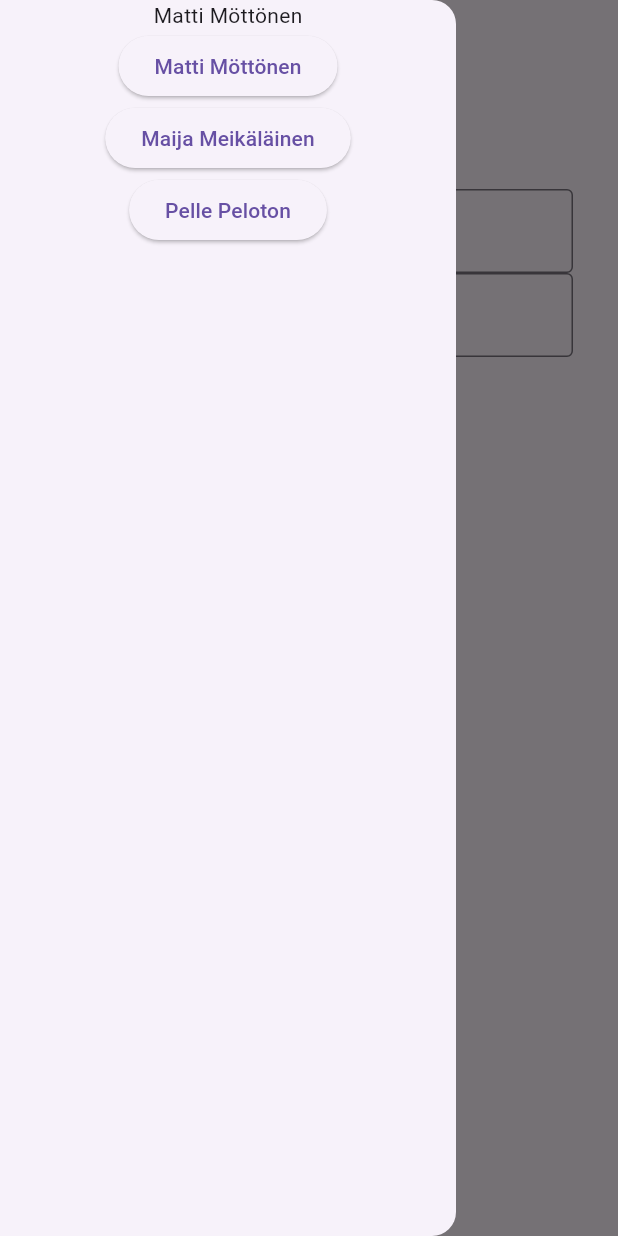
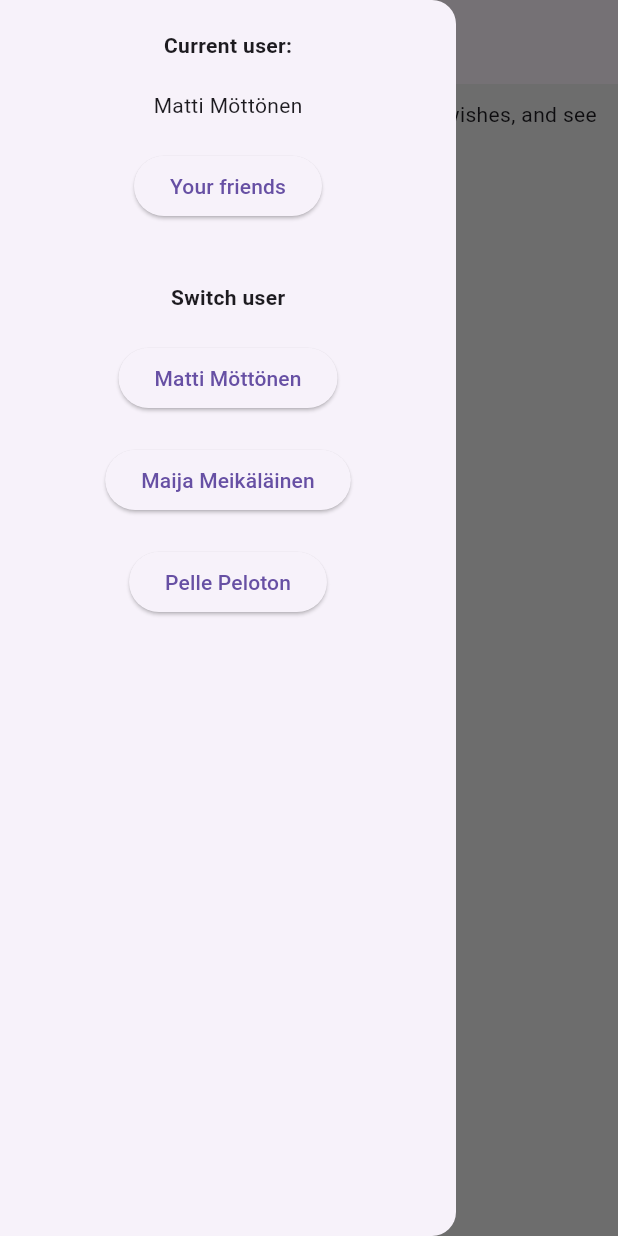
Before and after one commit to kialehtiranta/Flutter-project, a Flutter app: the screen it shows after launch, with the side drawer open, on a phone screen of 412 x 824 dp. Run offline on Flutter 3.47's test engine with Material 3 defaults, Android fonts, the phone set to English and light mode, and no system bars; drawn by our look-alikes of flutter_form_builder; our stand-ins replace form_builder_validators, get, hive_ce_flutter; accounts and stored records are empty.

Commit message:
Work on application, add firebase hosting

```diff
--- a/gift_app/lib/main.dart
+++ b/gift_app/lib/main.dart
@@ -1,16 +1,16 @@
 import 'package:flutter/material.dart';
 import 'package:gift_app/controllers/giftController.dart';
 import 'package:gift_app/controllers/userController.dart';
-// import 'package:gift_app/services/userService.dart';
-import 'package:gift_app/services/giftService.dart';
-import 'package:gift_app/widgets/giftForm.dart';
-import 'package:gift_app/widgets/giftList.dart';
-import 'package:gift_app/widgets/menuList.dart';
-import 'dart:ui';
+import 'package:gift_app/pages/addGiftWishScreen.dart';
+import 'package:gift_app/pages/friendsScreen.dart';
+import 'package:gift_app/pages/giftScreen.dart';
+import 'package:gift_app/pages/homeScreen.dart';
 import 'package:get/get.dart';
 import 'package:hive_ce_flutter/hive_flutter.dart';
+import 'package:gift_app/services/giftService.dart';
+// import 'package:gift_app/services/userService.dart';
 
-import 'models/data.dart';
+import 'dart:ui';
 
 class CustomScrollBehavior extends MaterialScrollBehavior {
   @override
@@ -32,46 +32,17 @@ Future<void> main() async {
 }
 
 class MainApp extends StatelessWidget {
-  final userController = Get.find<UserController>();
-  final giftController = Get.find<GiftController>();
-
   @override
   Widget build(BuildContext context) {
     return GetMaterialApp(
+      initialRoute: "/",
+      getPages: [
+        GetPage(name: "/", page: () => HomeScreen()),
+        GetPage(name: "/addnew", page: () => AddGiftWishScreen()),
+        GetPage(name: "/gifts/:giftId", page: () => GiftScreen()),
+        GetPage(name: "/friends", page: () => FriendsScreen()),
+      ],
       scrollBehavior: CustomScrollBehavior(),
-      home: Scaffold(
-        appBar: AppBar(title: Text("MY GIFT WISHES")),
-        drawer: Drawer(child: MenuList()),
-        body: Container(
-          alignment: Alignment.topCenter,
-          width: 400,
-          margin: const EdgeInsets.all(30),
-          child: Column(
-
-            mainAxisSize: MainAxisSize.min,
-            children: [
-              Obx(
-                () => Text(
-                  giftController.gifts[user_0]?.length.toString() ?? "0",
-                ),
-              ),
-              FormWidget(),
-              GiftList(user_0),
-              /*ElevatedButton(
-              onPressed: () {
-                showModalBottomSheet(
-                  context: context,
-                  builder: (_) =>
-                      Padding(padding: EdgeInsets.all(16), child: FormWidget()),
-                );
-              },
-              child: Text("Add"),
-            ),*/
-              //GiftList(userController.currentUser.value!),
-            ],
-          ),
-        ),
-      ),
     );
   }
 }
--- a/gift_app/lib/models/data.dart
+++ b/gift_app/lib/models/data.dart
@@ -12,3 +12,5 @@ final User user_2 = User(
   name: const Name(first: 'Pelle', last: 'Peloton'),
   avatarUrl: 'assets/avatar3.svg',
 );
+
+final users = [user_0, user_1, user_2];
--- /dev/null
+++ b/gift_app/lib/pages/friendsScreen.dart
@@ -0,0 +1,47 @@
+import 'package:flutter/material.dart';
+import 'package:get/get.dart';
+import 'package:gift_app/models/data.dart';
+
+import '../controllers/userController.dart';
+import '../widgets/screenwrapper.dart';
+
+class FriendsScreen extends StatelessWidget {
+  final userController = Get.find<UserController>();
+
+  @override
+  Widget build(BuildContext context) {
+    return ScreenWrapper(
+      subPage: true,
+      title: "MY FRIENDS",
+      child: Container(
+        padding: EdgeInsets.all(15.0),
+        child: Column(
+          children: [
+            Text("Here you can see your friends"),
+            Expanded(
+              flex: 1,
+              child: Obx(
+                () => ListView(
+                  children: [
+                    ...users
+                        .where(
+                          (user) => user != userController.currentUser.value,
+                        )
+                        .map(
+                          (user) => ListTile(
+                            leading: CircleAvatar(
+                              backgroundImage: AssetImage(user.avatarUrl),
+                            ),
+                            title: Text(user.name.fullName),
+                          ),
+                        ),
+                  ],
+                ),
+              ),
+            ),
+          ],
+        ),
+      ),
+    );
+  }
+}
--- /dev/null
+++ b/gift_app/lib/pages/homeScreen.dart
@@ -0,0 +1,47 @@
+import 'package:flutter/material.dart';
+import 'package:get/get.dart';
+import 'package:gift_app/widgets/giftList.dart';
+import 'package:gift_app/widgets/screenwrapper.dart';
+
+import '../controllers/giftController.dart';
+import '../controllers/userController.dart';
+
+class HomeScreen extends StatelessWidget {
+  final giftController = Get.find<GiftController>();
+  final userController = Get.find<UserController>();
+
+  @override
+  Widget build(BuildContext context) {
+    // final device = MediaQuery.of(context).size; TODO: use this for responsive design
+    return ScreenWrapper(
+      subPage: false,
+      title: "MY GIFT WISHES",
+      child: Column(
+        children: [
+          Container(
+            padding: EdgeInsets.all(10.0),
+            child: Text(
+              "You can use this application to list your gift wishes, and see the gift wishes of your friends",
+              textAlign: TextAlign.center,
+            ),
+          ),
+          Obx(
+            () => Text(
+              "Total wishes: ${giftController.gifts[userController.currentUser.value]?.length ?? 0}",
+            ),
+          ),
+          Container(
+            padding: EdgeInsets.all(8.0),
+            child: OutlinedButton(
+              onPressed: () => Get.toNamed("/addnew"),
+              child: const Text("Add new"),
+            ),
+          ),
+          Expanded(
+            child: Obx(() => GiftList(userController.currentUser.value!)),
+          ),
+        ],
+      ),
+    );
+  }
+}
--- a/gift_app/lib/widgets/giftList.dart
+++ b/gift_app/lib/widgets/giftList.dart
@@ -3,6 +3,11 @@ import 'package:get/get.dart';
 import 'package:gift_app/controllers/giftController.dart';
 import 'package:gift_app/models/models.dart';
 import 'package:gift_app/widgets/gift.dart';
+
+class Breakpoints {
+  static const sm = 500;
+  static const md = 800;
+}
 
 class GiftList extends StatelessWidget {
   final User user;
@@ -13,17 +18,29 @@ class GiftList extends StatelessWidget {
   @override
   Widget build(BuildContext context) {
     final gifts = giftController.gifts;
-    if (!gifts.containsKey(user)) {
-      return Text("No wishes");
-    }
+    final size = MediaQuery.of(context).size;
+
     return Obx(
       () => GridView.count(
-        crossAxisCount: 3,
+        crossAxisCount: size.width < Breakpoints.sm
+            ? 1
+            : size.width < Breakpoints.md
+            ? 2
+            : 3,
         padding: EdgeInsets.all(30),
         mainAxisSpacing: 30,
         crossAxisSpacing: 30,
         shrinkWrap: true,
-        children: gifts[user]!.map((gift) => Gift(gift)).toList(),
+        children: !gifts.containsKey(user)
+            ? []
+            : gifts[user]!
+                  .map(
+                    (gift) => InkWell(
+                      onTap: () => Get.toNamed("/gifts/${gift.uuid}"),
+                      child: Gift(gift),
+                    ),
+                  )
+                  .toList(),
       ),
     );
   }
--- a/gift_app/lib/widgets/menuList.dart
+++ b/gift_app/lib/widgets/menuList.dart
@@ -5,14 +5,41 @@ import 'package:gift_app/models/data.dart';
 
 class MenuList extends StatelessWidget {
   final userList = [user_0, user_1, user_2];
-
   final userController = Get.find<UserController>();
 
   @override
   Widget build(BuildContext context) {
-    return Column(
+    return Container(
+      padding: EdgeInsets.all(10),
+      child: Column(
+        spacing: 30,
         children: [
-        Obx(() => Text(userController.currentUser.value!.name.fullName)),
+          Container(
+            padding: EdgeInsets.all(10.0),
+            child: Column(
+              spacing: 20,
+              children: [
+                Text(
+                  "Current user:",
+                  style: TextStyle(fontWeight: FontWeight.bold),
+                ),
+                Obx(
+                  () => Text(userController.currentUser.value!.name.fullName),
+                ),
+                ElevatedButton(
+                  onPressed: () => Get.toNamed("/friends"),
+                  child: Text("Your friends"),
+                ),
+              ],
+            ),
+          ),
+          Column(
+            spacing: 20,
+            children: [
+              Text(
+                "Switch user",
+                style: TextStyle(fontWeight: FontWeight.bold),
+              ),
               ...(userList.map(
                 // take each item out of the list created by map (containing 3 ElevatedButtons), and insert them to the end of the children of the Column
                 (user) => ElevatedButton(
@@ -21,6 +48,9 @@ class MenuList extends StatelessWidget {
                 ),
               )),
             ],
+          ),
+        ],
+      ),
     );
   }
 }
--- /dev/null
+++ b/gift_app/lib/widgets/screenWrapper.dart
@@ -0,0 +1,44 @@
+import 'package:flutter/material.dart';
+import 'package:get/get.dart';
+import 'package:gift_app/widgets/menuList.dart';
+
+class ScreenWrapper extends StatelessWidget {
+  final Widget child;
+  final String title;
+  final bool subPage;
+
+  const ScreenWrapper({
+    super.key,
+    required this.child,
+    required this.subPage,
+    required this.title,
+  });
+
+  @override
+  Widget build(BuildContext context) {
+    return Container(
+      alignment: Alignment.topCenter,
+      child: ConstrainedBox(
+        constraints: BoxConstraints(maxWidth: 1200),
+        child: Scaffold(
+          backgroundColor: Colors.grey[200],
+          appBar: AppBar(
+            title: Text(title),
+            leading: subPage
+                ? IconButton(
+                    icon: Icon(Icons.arrow_back),
+                    onPressed: () => Get.back(),
+                  )
+                : null,
+          ),
+          drawer: Drawer(child: MenuList()),
+          body: Container(
+            alignment: Alignment.topCenter,
+            constraints: BoxConstraints(maxWidth: 1200),
+            child: child,
+          ),
+        ),
+      ),
+    );
+  }
+}
```
Also changed, not shown: gift_app/lib/controllers/giftController.dart (+11 -0 lines), gift_app/lib/pages/addGiftWishScreen.dart (added, +19 -0 lines), gift_app/lib/pages/giftScreen.dart (added, +55 -0 lines), gift_app/lib/widgets/gift.dart (+11 -1 lines), gift_app/lib/widgets/giftForm.dart (+37 -12 lines), firebase.json (added), 4 other files. Lines whose indentation alone changed are shown as unchanged.
